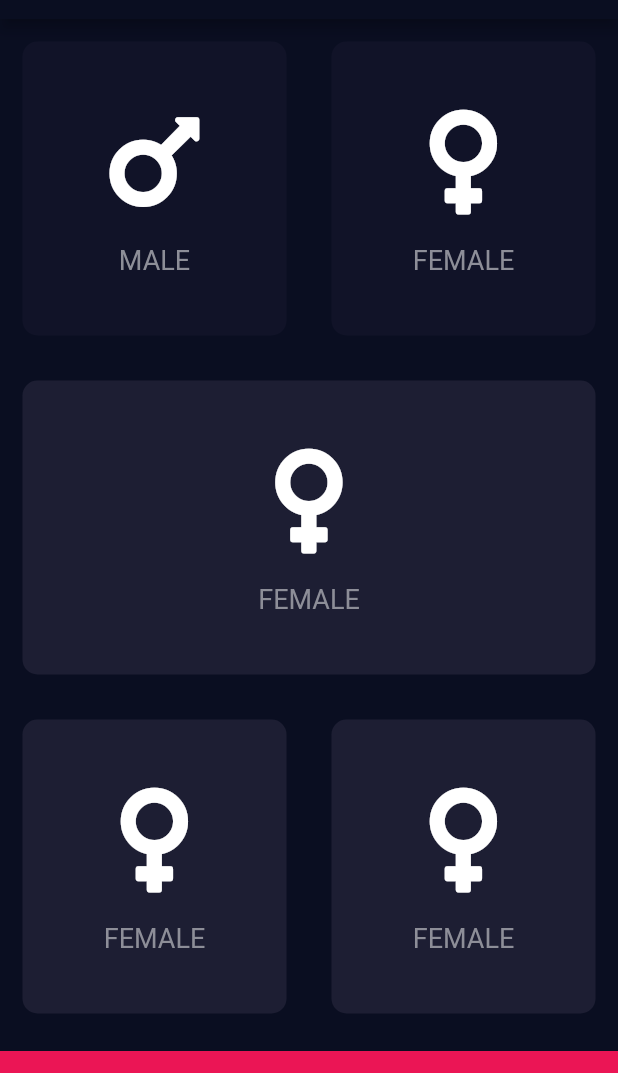
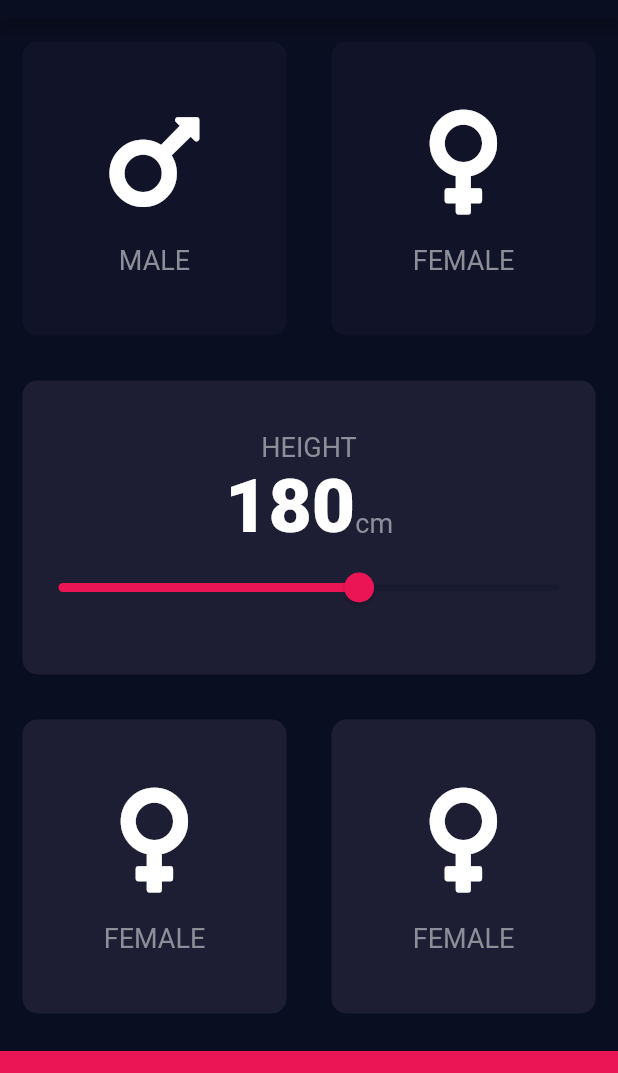
Before and after one commit to Nobi1202/BMI-Calculator, a Flutter app: the screen it shows after launch, on a phone screen of 412 x 824 dp, the part 65-1138 px from its top. Run offline on Flutter 3.47's test engine with Material 2 defaults, Android fonts, the phone set to English and light mode, and no system bars; our stand-ins replace font_awesome_flutter.

Commit message:
update: Height Card with Silder

```diff
--- a/lib/components/color.dart
+++ b/lib/components/color.dart
@@ -5,4 +5,5 @@ class AppColor {
   static const Color wPink300 = Color(0xFFEB1555);
   static const Color wGrey500 = Color(0xFF8D8E98);
   static const Color inactiveColor = Color(0xFF111328);
+  static const Color wPink500 = Color(0xFFEB1555);
 }
--- a/lib/components/height.dart
+++ b/lib/components/height.dart
@@ -1,4 +1,3 @@
-
 class Height {
   static const double bottomContainerHeight = 80;
 }
--- /dev/null
+++ b/lib/components/text_style.dart
@@ -0,0 +1,13 @@
+import 'package:flutter/material.dart';
+
+import 'color.dart';
+
+const kLabelTextStyle = TextStyle(
+  fontSize: 18,
+  color: AppColor.wGrey500,
+);
+
+const kNumberTextStyle = TextStyle(
+  fontSize: 50,
+  fontWeight: FontWeight.w900,
+);
--- a/lib/pages/input_page.dart
+++ b/lib/pages/input_page.dart
@@ -1,7 +1,8 @@
 import 'package:bmi_calculator/components/color.dart';
 import 'package:bmi_calculator/components/enum.dart';
 import 'package:bmi_calculator/components/height.dart';
-import 'package:bmi_calculator/widgets/container_widget.dart';
+import 'package:bmi_calculator/components/text_style.dart';
+import 'package:bmi_calculator/widgets/reusable_card.dart';
 import 'package:bmi_calculator/widgets/icon_content_widget.dart';
 import 'package:flutter/material.dart';
 import 'package:font_awesome_flutter/font_awesome_flutter.dart';
@@ -15,6 +16,7 @@ class InputPage extends StatefulWidget {
 
 class _InputPageState extends State<InputPage> {
   Gender? selectedGender;
+  int height = 180;
 
   @override
   Widget build(BuildContext context) {
@@ -29,13 +31,12 @@ class _InputPageState extends State<InputPage> {
             child: Row(
               children: [
                 Expanded(
-                  child: GestureDetector(
-                    onTap: () {
+                  child: ReusableCard(
+                    onPress: () {
                       setState(() {
                         selectedGender = Gender.male;
                       });
                     },
-                    child: ContainerWidget(
                     cardChild: const IconContentWidget(
                       icon: FontAwesomeIcons.mars,
                       label: "MALE",
@@ -45,15 +46,13 @@ class _InputPageState extends State<InputPage> {
                         : AppColor.inactiveColor,
                   ),
                 ),
-                ),
                 Expanded(
-                  child: GestureDetector(
-                    onTap: () {
+                  child: ReusableCard(
+                    onPress: () {
                       setState(() {
                         selectedGender = Gender.female;
                       });
                     },
-                    child: ContainerWidget(
                     cardChild: const IconContentWidget(
                       icon: FontAwesomeIcons.venus,
                       label: "FEMALE",
@@ -63,18 +62,49 @@ class _InputPageState extends State<InputPage> {
                         : AppColor.inactiveColor,
                   ),
                 ),
-                ),
               ],
             ),
           ),
           Expanded(
             child: Row(
-              children: const [
+              children: [
                 Expanded(
-                  child: ContainerWidget(
-                    cardChild: IconContentWidget(
-                      icon: FontAwesomeIcons.venus,
-                      label: "FEMALE",
+                  child: ReusableCard(
+                    onPress: () {},
+                    cardChild: Column(
+                      mainAxisAlignment: MainAxisAlignment.center,
+                      children: [
+                        const Text(
+                          "HEIGHT",
+                          style: kLabelTextStyle,
+                        ),
+                        Row(
+                          mainAxisAlignment: MainAxisAlignment.center,
+                          crossAxisAlignment: CrossAxisAlignment.baseline,
+                          textBaseline: TextBaseline.alphabetic,
+                          children: [
+                            Text(
+                              height.toString(),
+                              style: kNumberTextStyle,
+                            ),
+                            const Text(
+                              "cm",
+                              style: kLabelTextStyle,
+                            ),
+                          ],
+                        ),
+                        Slider(
+                          min: 120,
+                          max: 220,
+                          activeColor: AppColor.wPink500,
+                          value: height.toDouble(),
+                          onChanged: (newValue) {
+                            setState(() {
+                              height = newValue.round();
+                            });
+                          },
+                        ),
+                      ],
                     ),
                     color: AppColor.activeColor,
                   ),
@@ -84,10 +114,11 @@ class _InputPageState extends State<InputPage> {
           ),
           Expanded(
             child: Row(
-              children: const [
+              children: [
                 Expanded(
-                  child: ContainerWidget(
-                    cardChild: IconContentWidget(
+                  child: ReusableCard(
+                    onPress: () {},
+                    cardChild: const IconContentWidget(
                       icon: FontAwesomeIcons.venus,
                       label: "FEMALE",
                     ),
@@ -95,8 +126,9 @@ class _InputPageState extends State<InputPage> {
                   ),
                 ),
                 Expanded(
-                  child: ContainerWidget(
-                    cardChild: IconContentWidget(
+                  child: ReusableCard(
+                    onPress: () {},
+                    cardChild: const IconContentWidget(
                       icon: FontAwesomeIcons.venus,
                       label: "FEMALE",
                     ),
--- a/lib/widgets/container_widget.dart
+++ /dev/null
@@ -1,22 +0,0 @@
-import 'package:flutter/material.dart';
-
-class ContainerWidget extends StatelessWidget {
-  const ContainerWidget(
-      {required this.cardChild, required this.color, Key? key})
-      : super(key: key);
-
-  final Color color;
-  final Widget cardChild;
-
-  @override
-  Widget build(BuildContext context) {
-    return Container(
-      margin: const EdgeInsets.all(15),
-      decoration: BoxDecoration(
-        borderRadius: BorderRadius.circular(10),
-        color: color,
-      ),
-      child: cardChild,
-    );
-  }
-}
--- a/lib/widgets/icon_content_widget.dart
+++ b/lib/widgets/icon_content_widget.dart
@@ -1,4 +1,4 @@
-import 'package:bmi_calculator/components/color.dart';
+import 'package:bmi_calculator/components/text_style.dart';
 import 'package:flutter/material.dart';
 
 class IconContentWidget extends StatelessWidget {
@@ -22,10 +22,7 @@ class IconContentWidget extends StatelessWidget {
         ),
         Text(
           label,
-          style: const TextStyle(
-            fontSize: 18,
-            color: AppColor.wGrey500,
-          ),
+          style: kLabelTextStyle,
         ),
       ],
     );
--- /dev/null
+++ b/lib/widgets/reusable_card.dart
@@ -0,0 +1,29 @@
+import 'package:flutter/material.dart';
+
+class ReusableCard extends StatelessWidget {
+  const ReusableCard(
+      {required this.onPress,
+      required this.cardChild,
+      required this.color,
+      Key? key})
+      : super(key: key);
+
+  final Color color;
+  final Widget cardChild;
+  final VoidCallback onPress;
+
+  @override
+  Widget build(BuildContext context) {
+    return GestureDetector(
+      onTap: onPress,
+      child: Container(
+        margin: const EdgeInsets.all(15),
+        decoration: BoxDecoration(
+          borderRadius: BorderRadius.circular(10),
+          color: color,
+        ),
+        child: cardChild,
+      ),
+    );
+  }
+}
```
Lines whose indentation alone changed are shown as unchanged.
